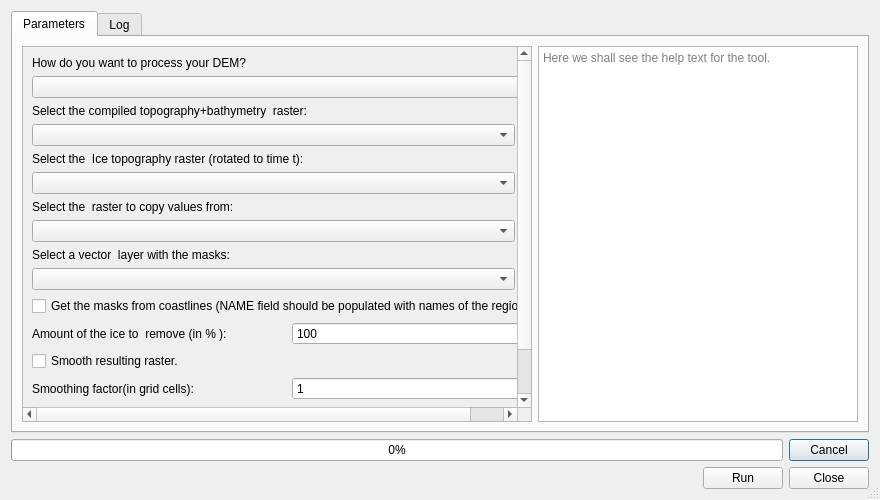
This is std_proc_dialog_base.ui in jaminzoda/terra-antiqua as Qt 5 draws it before an edit. The edited form follows.
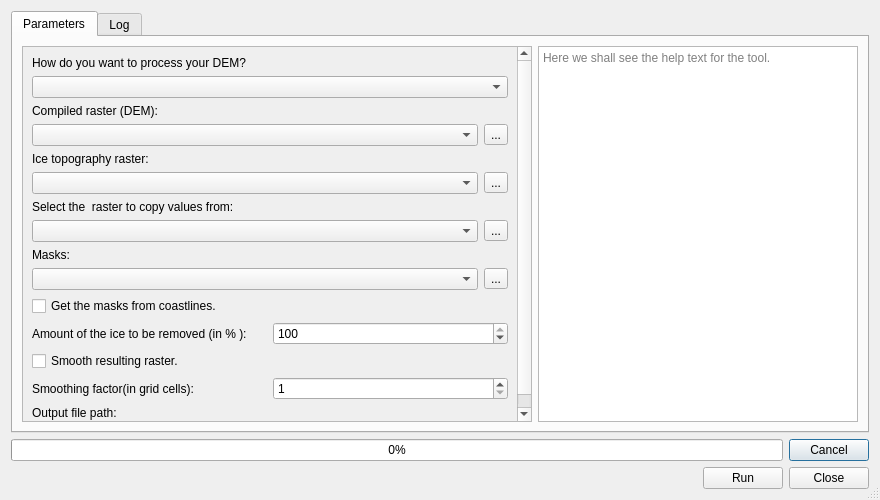
This is the edited form. Custom widgets are drawn as their Qt base class.

```diff
--- a/std_proc_dialog_base.ui
+++ b/std_proc_dialog_base.ui
@@ -69,9 +69,9 @@
           <property name="geometry">
            <rect>
             <x>0</x>
-            <y>0</y>
-            <width>493</width>
-            <height>435</height>
+            <y>-156</y>
+            <width>479</width>
+            <height>497</height>
            </rect>
           </property>
           <layout class="QVBoxLayout" name="verticalLayout_8">
@@ -94,7 +94,7 @@
              <item>
               <widget class="QLabel" name="baseRasterLabel">
                <property name="text">
-                <string>Select the compiled topography+bathymetry  raster:</string>
+                <string>Compiled raster (DEM):</string>
                </property>
               </widget>
              </item>
@@ -119,7 +119,7 @@
              <item>
               <widget class="QLabel" name="iceTopoLabel">
                <property name="text">
-                <string>Select the  Ice topography raster (rotated to time t):</string>
+                <string>Ice topography raster:</string>
                </property>
               </widget>
              </item>
@@ -169,7 +169,7 @@
              <item>
               <widget class="QLabel" name="masksBoxLabel">
                <property name="text">
-                <string>Select a vector  layer with the masks:</string>
+                <string>Masks:</string>
                </property>
               </widget>
              </item>
@@ -192,7 +192,7 @@
            <item>
             <widget class="QCheckBox" name="masksFromCoastCheckBox">
              <property name="text">
-              <string>Get the masks from coastlines (NAME field should be populated with names of the regions).</string>
+              <string>Get the masks from coastlines.</string>
              </property>
             </widget>
            </item>
@@ -207,7 +207,7 @@
              <item>
               <widget class="QLabel" name="iceAmountLabel">
                <property name="text">
-                <string>Amount of the ice to  remove (in % ):</string>
+                <string>Amount of the ice to be removed (in % ):</string>
                </property>
               </widget>
              </item>
@@ -260,13 +260,6 @@
            </item>
            <item>
             <layout class="QVBoxLayout" name="verticalLayout_3">
-             <item>
-              <widget class="QCheckBox" name="addToCanvasCheckBox">
-               <property name="text">
-                <string>Add the resulting raster to the map canvas. </string>
-               </property>
-              </widget>
-             </item>
              <item>
               <widget class="QLabel" name="outputLabel">
                <property name="text">
@@ -275,7 +268,7 @@
               </widget>
              </item>
              <item>
-              <widget class="QgsFileWidget" name="outputPath"/>
+              <widget class="QgsFileWidget" name="outputPath" native="true"/>
              </item>
             </layout>
            </item>
```
